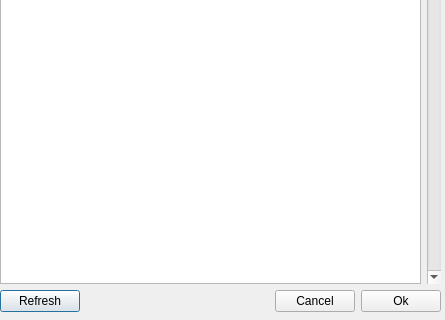
Above: src/clients/legacyWatcher/streamlist.ui from glawler/watcher-visualization before the change; both pictures show x 0 to 445 and y 159 to 479 of the 445 by 479 pixel window. Below: the same form after it.
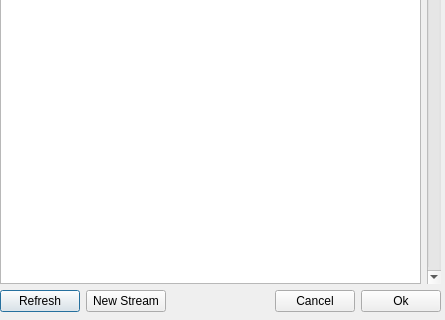
That is the form after the change.

Commit message: add "new stream" button to change stream dialog

Diff of the .ui file:
```diff
--- a/src/clients/legacyWatcher/streamlist.ui
+++ b/src/clients/legacyWatcher/streamlist.ui
@@ -60,6 +60,13 @@
         </property>
        </widget>
       </item>
+      <item>
+       <widget class="QPushButton" name="newStreamButton">
+        <property name="text">
+         <string>New Stream</string>
+        </property>
+       </widget>
+      </item>
       <item>
        <spacer name="horizontalSpacer">
         <property name="orientation">
```
The commit also changes 10 other files.
